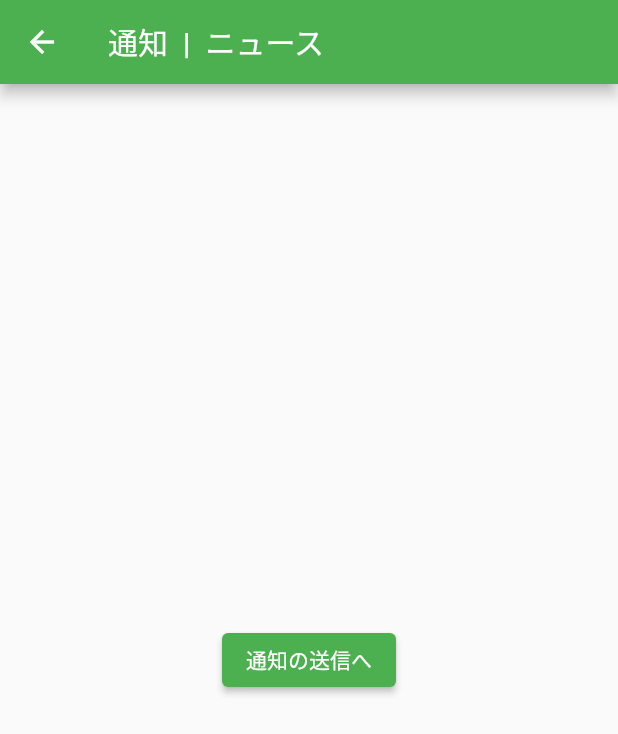
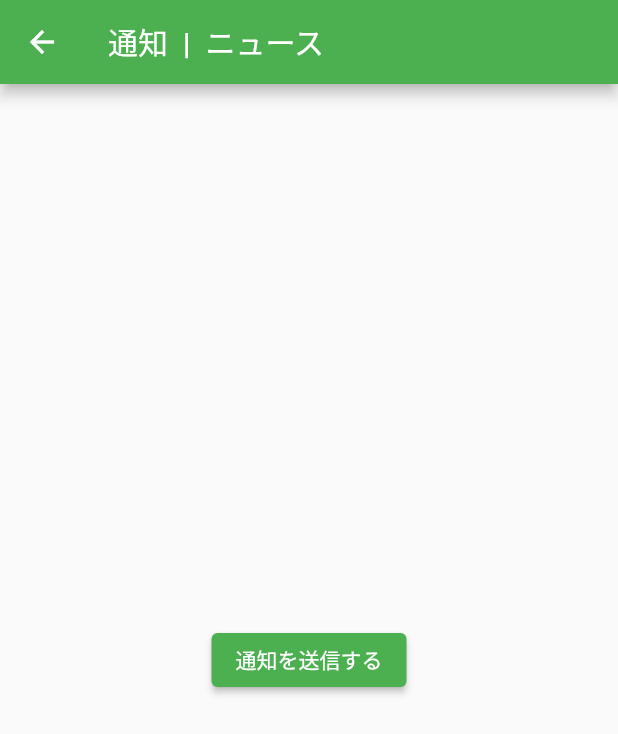
Before and after one commit to Sounn/garden_app, a Flutter app: the SendNotification screen opened by its route, on a phone screen of 412 x 824 dp. Shown: the top 734 px of the screen. Run offline on Flutter 3.47's test engine with Material 2 defaults, Android fonts, the phone set to English and light mode, and no system bars; our stand-ins replace cloud_firestore, firebase_auth, firebase_core, firebase_storage, flutter_local_notifications, image_picker and 1 more; missing offline and left inert: shortuuid; accounts and stored records are empty.

Commit message:
Add notification function

```diff
--- a/lib/gardens/garden_list_page.dart
+++ b/lib/gardens/garden_list_page.dart
@@ -119,7 +119,7 @@ class _AlertOption extends StatelessWidget{
       ),
       body:Center(
         child: ElevatedButton(
-                  child: Text('通知の送信へ'),
+                  child: Text('通知の送信ページへ'),
                   style: ButtonStyle(
                     backgroundColor: MaterialStateProperty.all<Color>(Colors.green),
                   ),
--- a/lib/send_notification_page.dart
+++ b/lib/send_notification_page.dart
@@ -23,7 +23,7 @@ class _SendNotificationState extends State<SendNotification> {
       ),
       body:Center(
         child: ElevatedButton(
-          child: Text('通知の送信へ'),
+          child: Text('通知を送信する'),
           style: ButtonStyle(
             backgroundColor: MaterialStateProperty.all<Color>(Colors.green),
           ),
--- a/pubspec.yaml
+++ b/pubspec.yaml
@@ -36,6 +36,8 @@ dependencies:
   shortuuid: ^2.1.1
   flutter_local_notifications: ^3.0.2
   rxdart: ^0.25.0
+  path_provider: ^1.6.27
+  http: ^0.12.2
 
 dev_dependencies:
   flutter_test:
```
Also changed, not shown: lib/NotificationPlugin.dart (+28 -13 lines), pubspec.lock, 1 other file.
